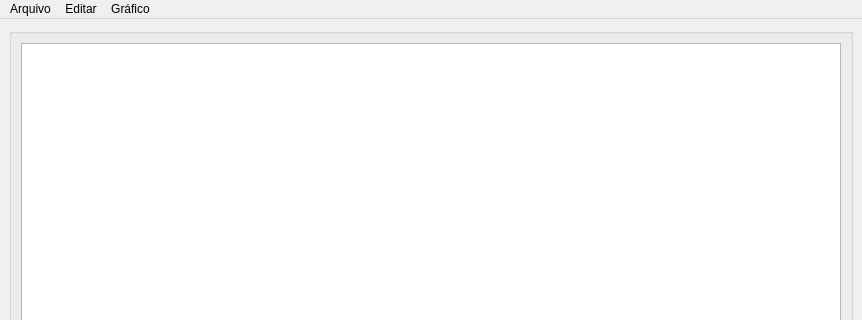
Old version of the form layout/main.ui in the repository marconso/criador_de_graficos; both pictures show x 0 to 862 and y 0 to 320 of the 862 by 565 pixel window.
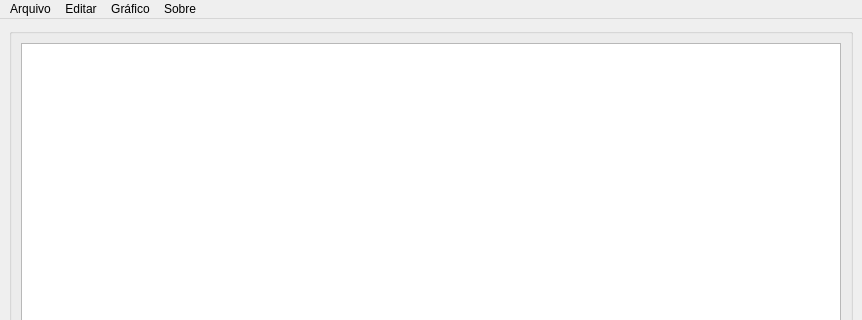
New version of the form.

What changed in the file:
```diff
--- a/layout/main.ui
+++ b/layout/main.ui
@@ -36,7 +36,7 @@
      <x>0</x>
      <y>0</y>
      <width>862</width>
-     <height>23</height>
+     <height>32</height>
     </rect>
    </property>
    <widget class="QMenu" name="menuAbrir">
@@ -64,9 +64,16 @@
     <addaction name="actionFiltrar_dados"/>
     <addaction name="actionConcatenar_dados"/>
    </widget>
+   <widget class="QMenu" name="menuSobre">
+    <property name="title">
+     <string>Sobre</string>
+    </property>
+    <addaction name="actionDesenvolvimento"/>
+   </widget>
    <addaction name="menuAbrir"/>
    <addaction name="menuEditar"/>
    <addaction name="menuGr_fico"/>
+   <addaction name="menuSobre"/>
   </widget>
   <action name="actionSalvar">
    <property name="text">
```
Left out of the diff: 5 changed lines with no effect on the pictures.
